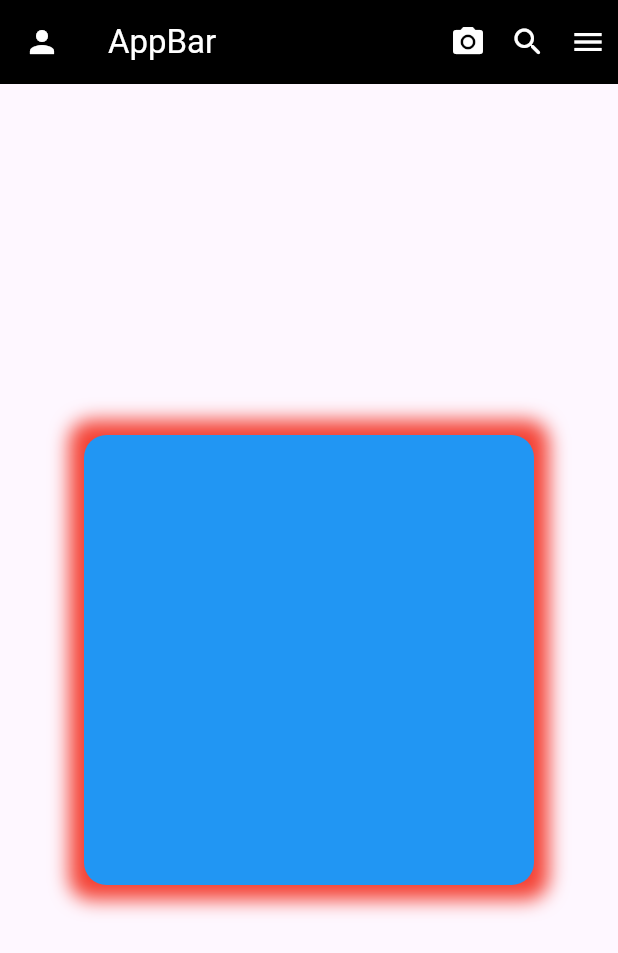
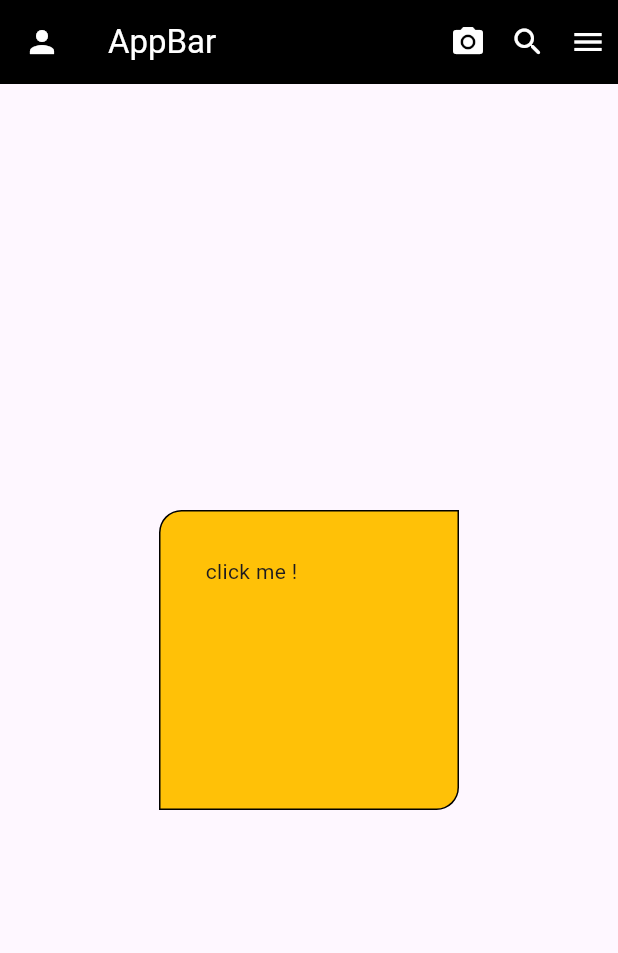
Before and after one commit to Flutter-Prashik/Daily-Flash, a Flutter app: the screen it shows after launch, on a phone screen of 412 x 824 dp. Shown: the top 953 px of the screen. Run offline on Flutter 3.47's test engine with Material 3 defaults, Android fonts, the phone set to English and light mode, and no system bars.

Commit message:
Daily Flash - 2

```diff
--- /dev/null
+++ b/lib/002/container5.dart
@@ -0,0 +1,64 @@
+import 'package:flutter/material.dart';
+
+class Day2Container5 extends StatefulWidget {
+  const Day2Container5({super.key});
+
+  @override
+  State<Day2Container5> createState() => _Day2Container5State();
+}
+
+class _Day2Container5State extends State<Day2Container5> {
+  bool isclicked = false;
+
+  @override
+  Widget build(BuildContext context) {
+    return Scaffold(
+      appBar: AppBar(
+        backgroundColor: Colors.black,
+        foregroundColor: Colors.white,
+        title: const Text('AppBar'),
+        actions: const [
+          Padding(
+            padding: EdgeInsets.all(8.0),
+            child: Icon(Icons.camera_alt),
+          ),
+          Padding(
+            padding: EdgeInsets.all(8.0),
+            child: Icon(Icons.search_rounded),
+          ),
+          Padding(
+            padding: EdgeInsets.all(8.0),
+            child: Icon(Icons.menu),
+          )
+        ],
+        leading: const Icon(Icons.person),
+      ),
+      body: Center(
+        child: GestureDetector(
+          onTap: () {
+            setState(() {
+              isclicked = !isclicked;
+            });
+          },
+          child: Container(
+            padding: const EdgeInsets.all(30),
+            decoration: BoxDecoration(
+                border: Border.all(
+                  width: 1,
+                  color: Colors.black,
+                ),
+                borderRadius: const BorderRadius.only(
+                    bottomRight: Radius.circular(15),
+                    topLeft: Radius.circular(15)),
+                color: Colors.amber),
+            height: 200,
+            width: 200,
+            child: (!isclicked)
+                ? const Text('click me !')
+                : const Text('Container Tapped'),
+          ),
+        ),
+      ),
+    );
+  }
+}
--- a/lib/main.dart
+++ b/lib/main.dart
@@ -1,9 +1,6 @@
-// import 'package:daily_flash/001/appbar3.dart';
-// import 'package:daily_flash/001/container.dart';
-import 'package:daily_flash/001/container2.dart';
 import 'package:flutter/material.dart';
 
-// import '001/appbar2.dart';
+import '002/container5.dart';
 
 void main() {
   runApp(const MyApp());
@@ -18,7 +15,7 @@ class MyApp extends StatelessWidget {
       debugShowCheckedModeBanner: false,
       title: 'Flutter Demo',
       theme: ThemeData(),
-      home: const MyContainer2(),
+      home: const Day2Container5(),
     );
   }
 }
```
Also changed, not shown: lib/002/container1.dart (added, +45 -0 lines), lib/002/container2.dart (added, +51 -0 lines), lib/002/container3.dart (added, +50 -0 lines), lib/002/container4.dart (added, +51 -0 lines), lib/002/preview/01.png (added), lib/002/preview/02.png (added), lib/002/preview/03.png (added), lib/002/preview/04.png (added), lib/002/preview/05.png (added), 1 other file.
